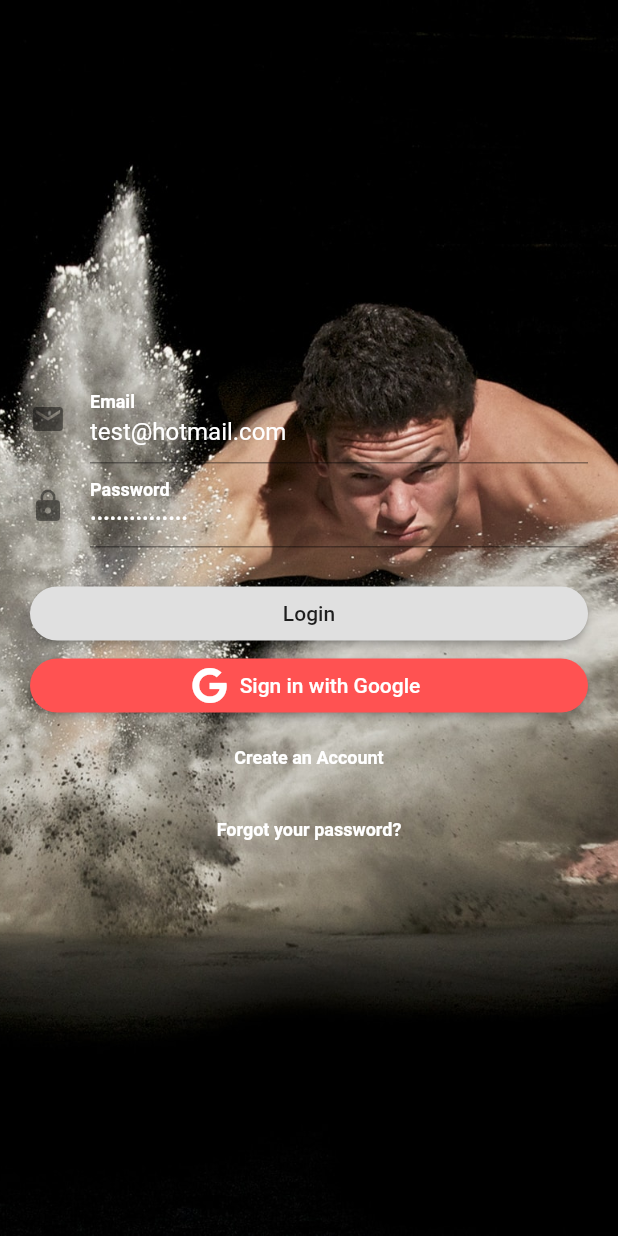
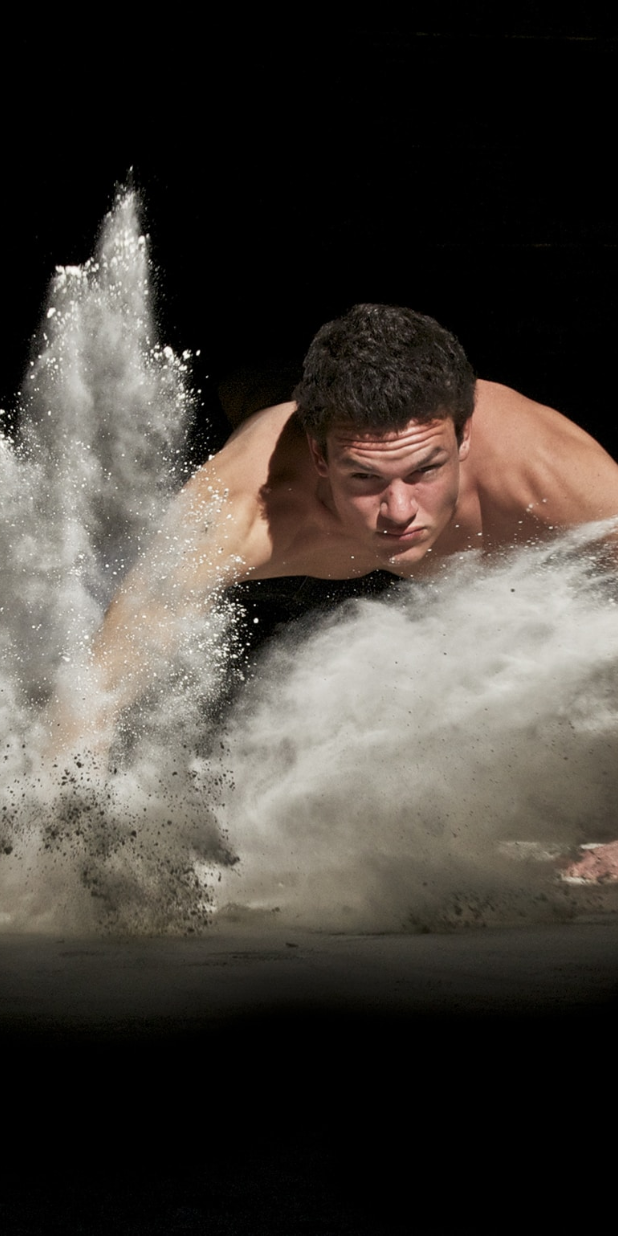
Before and after one commit to joakiti/PushupsApp, a Flutter app: the screen it shows after launch, on a phone screen of 412 x 824 dp. Run offline on Flutter 3.47's test engine with Material 2 defaults, Android fonts, the phone set to English and light mode, and no system bars; our stand-ins replace bloc, dotted_border, equatable, firebase_auth, flare_flutter, flutter_bloc and 6 more; accounts and stored records are empty.

Commit message:
Fixed login layout.

```diff
--- a/lib/pages/main/mainPage/notificationPage.dart
+++ b/lib/pages/main/mainPage/notificationPage.dart
@@ -127,14 +127,14 @@ class _NotificationPageState extends State<NotificationPage>
         fontSize: 60,
         fontWeight: FontWeight.bold);
     return Container(
-      height: height,
+      height: height+10,
       child: Stack(
         children: <Widget>[
           buildTimeWheel(height, _style),
           Positioned(
             child: IgnorePointer(
               child: Container(
-                height: height / 3.5,
+                height: (height / 3.5), //This is a magic number, sorry.
                 decoration: BoxDecoration(
                     gradient: LinearGradient(
                         begin: Alignment.bottomCenter,
--- a/lib/pages/sign_in/login/login_bloc.dart
+++ b/lib/pages/sign_in/login/login_bloc.dart
@@ -62,10 +62,12 @@ class LoginBloc extends Bloc<LoginEvent, LoginState> {
   }) async* {
     yield LoginState.loading();
     try {
-      await _userRepository.signInWithCredentials(email, password);
-      yield LoginState.success();
+      LoginState waitingForSuccess = LoginState.success();
+      await _userRepository.signInWithCredentials(email, password).timeout(Duration(seconds: 6), onTimeout: () {
+        waitingForSuccess = LoginState.failure(errmsg: PlatformException(code: "10", message: "No response from server, check your connection"));
+      });
+      yield waitingForSuccess;
     } on Exception catch (msg) {
-      print(msg);
       yield LoginState.failure(errmsg: msg);
     }
   }
--- a/lib/pages/sign_in/login_form.dart
+++ b/lib/pages/sign_in/login_form.dart
@@ -9,6 +9,7 @@ import 'buttons/create_account_button.dart';
 import 'buttons/google_login_button.dart';
 import 'buttons/login_button.dart';
 import 'login/bloc.dart';
+import 'dart:ui' as ui;
 
 class LoginForm extends StatefulWidget {
   final UserRepository _userRepository;
@@ -84,31 +85,26 @@ class _LoginFormState extends State<LoginForm> {
       child: BlocBuilder(
         bloc: _loginBloc,
         builder: (BuildContext context, LoginState state) {
-          return Column(
-            children: <Widget>[
-              SizedBox(height: 250,),
-              Align(
-                alignment: Alignment.bottomCenter,
-                child: Padding(
+          return Padding(
             padding: EdgeInsets.fromLTRB(20, 0, 20, 0),
+            child: Form(
+              child: Container(
+                /**
+                 * So, we push down the layout by having a box o
+                 */
+                height: ui.window.physicalSize.height * ui.window.physicalSize.aspectRatio - 350,
                 child: Column(
-                    children: <Widget>[
-                      Container(
-                        /**
-                         * If it does not have a height, app dies.
-                         */
-                        height: 350,
-                        alignment: Alignment.bottomCenter,
-                        child: Form(
-                          child: ListView(
+                  mainAxisSize: MainAxisSize.max,
+                  mainAxisAlignment: MainAxisAlignment.end,
                   children: <Widget>[
                     TextFormField(
                       style: TextStyle(color: Colors.white),
                       controller: _emailController,
+                      keyboardType: TextInputType.emailAddress,
                       decoration: InputDecoration(
                         fillColor: Colors.white,
-                                  labelStyle: TextStyleProvider.bold(16),
-                                  icon: Icon(Icons.email),
+                        labelStyle: TextStyleProvider.bold(16).copyWith(decoration: TextDecoration.underline),
+                        icon: Icon(Icons.email, color: Theme.of(context).primaryColor.withOpacity(0.9)),
                         labelText: 'Email',
                       ),
                       autovalidate: false,
@@ -123,9 +119,9 @@ class _LoginFormState extends State<LoginForm> {
                       style: TextStyleProvider.regular(14),
                       controller: _passwordController,
                       decoration: InputDecoration(
-                                  labelStyle: TextStyleProvider.bold(16),
+                        labelStyle: TextStyleProvider.bold(16).copyWith(decoration: TextDecoration.underline),
                         fillColor: Colors.white,
-                                  icon: Icon(Icons.lock),
+                        icon: Icon(Icons.lock, color: Theme.of(context).primaryColor.withOpacity(0.9)),
                         labelText: 'Password',
                       ),
                       obscureText: true,
@@ -140,25 +136,23 @@ class _LoginFormState extends State<LoginForm> {
                     Padding(
                       padding: EdgeInsets.symmetric(vertical: 20),
                       child: Column(
-                                  crossAxisAlignment: CrossAxisAlignment.stretch,
+                        crossAxisAlignment:
+                            CrossAxisAlignment.stretch,
                         children: <Widget>[
                           LoginButton(onPressed: _onFormSubmitted),
                           GoogleLoginButton(),
                           CreateAccountButton(
                               userRepository: _userRepository),
-                                    LostPasswordButton(userRepo: _userRepository)
+                          LostPasswordButton(
+                              userRepo: _userRepository)
                         ],
                       ),
                     ),
+
                   ],
                 ),
               ),
             ),
-                    ],
-                  ),
-                ),
-              ),
-            ],
           );
         },
       ),
--- a/lib/pages/sign_in/login_screen.dart
+++ b/lib/pages/sign_in/login_screen.dart
@@ -39,25 +39,22 @@ class _LoginScreenState extends State<LoginScreen> {
          * The background of the sign in page.
          */
         Scaffold(
-          body: Image.asset(
-            "assets/pushup_man.jpg",
-            height: ui.window.physicalSize.height,
-            fit: BoxFit.fitHeight,
+          resizeToAvoidBottomPadding: false,
+          body: Container(
+            decoration: BoxDecoration(
+              image: DecorationImage(image: AssetImage("assets/pushup_man.jpg"), fit: BoxFit.cover),
+
+            ),
           ),
         ),
         Scaffold(
           backgroundColor: Colors.transparent,
           body: BlocProvider<LoginBloc>(
             create: (context) => _loginBloc,
-            child: LoginForm(userRepository: _userRepository),
+            child: SingleChildScrollView(child: LoginForm(userRepository: _userRepository)),
           ),
         )
       ],
     );
   }
-
-  @override
-  void dispose() {
-    super.dispose();
-  }
 }
```
Lines whose indentation alone changed are shown as unchanged.
